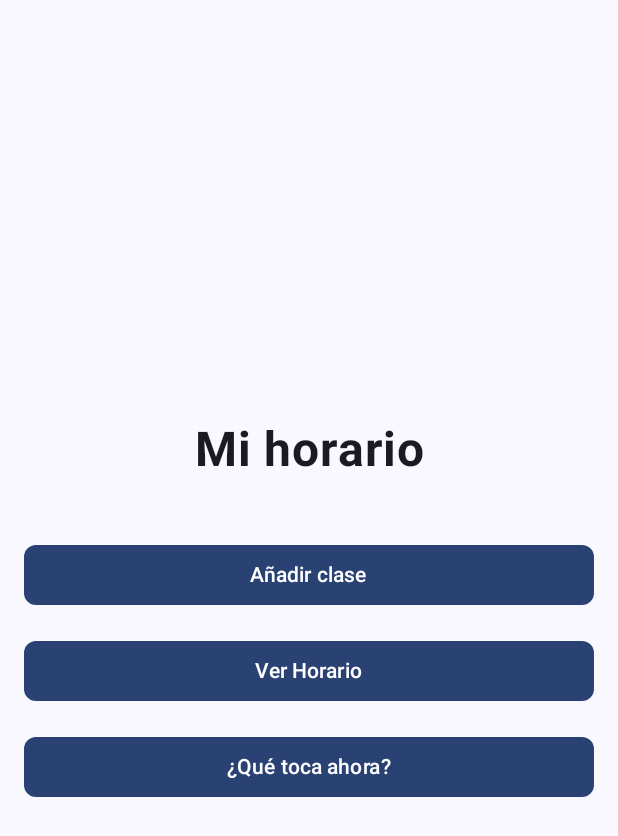
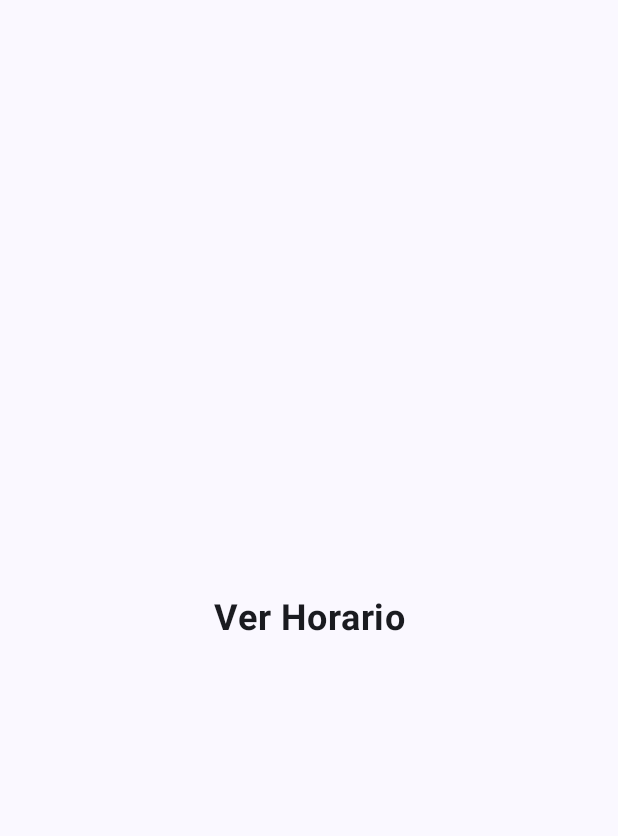
Before and after one commit to jacobgalactico/Prueba2.Ejercicio1, an Android app built with Jetpack Compose: the screen it shows after launch (MainActivity), after a tap on "Ver Horario", on a phone screen of 412 x 824 dp. Shown: the top 836 px of the screen. Run offline under Robolectric (Android 15) with nearby library versions, the phone set to English and light mode, and no system bars.

Commit message:
Navegación a otras páginas

```diff
--- a/app/src/main/java/com/example/prueba2ejercicio1/MainActivity.kt
+++ b/app/src/main/java/com/example/prueba2ejercicio1/MainActivity.kt
@@ -13,6 +13,10 @@ import androidx.compose.ui.text.font.FontWeight
 import androidx.compose.ui.text.style.TextAlign
 import androidx.compose.ui.unit.dp
 import androidx.compose.ui.unit.sp
+import androidx.navigation.NavHostController
+import androidx.navigation.compose.NavHost
+import androidx.navigation.compose.composable
+import androidx.navigation.compose.rememberNavController
 import com.example.prueba2ejercicio1.ui.theme.Prueba2Ejercicio1Theme
 
 class MainActivity : ComponentActivity() {
@@ -20,15 +24,28 @@ class MainActivity : ComponentActivity() {
         super.onCreate(savedInstanceState)
         setContent {
             Prueba2Ejercicio1Theme {
-                // Llamada al Composable principal
-                MainScreen()
+                val navController = rememberNavController()
+                AppNavHost(navController)
             }
         }
     }
 }
 
 @Composable
-fun MainScreen() {
+fun AppNavHost(navController: NavHostController) {
+    NavHost(
+        navController = navController,
+        startDestination = "main_screen"
+    ) {
+        composable("main_screen") { MainScreen(navController) }
+        composable("add_class") { AddClassScreen() }
+        composable("view_schedule") { ViewScheduleScreen() }
+        composable("current_task") { CurrentTaskScreen() }
+    }
+}
+
+@Composable
+fun MainScreen(navController: NavHostController) {
     Surface(
         modifier = Modifier.fillMaxSize(),
         color = MaterialTheme.colorScheme.background
@@ -40,7 +57,6 @@ fun MainScreen() {
             horizontalAlignment = Alignment.CenterHorizontally,
             verticalArrangement = Arrangement.Center
         ) {
-            // Título
             Text(
                 text = "Mi horario",
                 fontSize = 32.sp,
@@ -49,9 +65,8 @@ fun MainScreen() {
                 modifier = Modifier.padding(bottom = 32.dp)
             )
 
-            // Botón "Añadir clase"
             Button(
-                onClick = { /* Acción para añadir clase */ },
+                onClick = { navController.navigate("add_class") },
                 modifier = Modifier
                     .fillMaxWidth()
                     .padding(vertical = 8.dp),
@@ -60,9 +75,8 @@ fun MainScreen() {
                 Text(text = "Añadir clase")
             }
 
-            // Botón "Ver Horario"
             Button(
-                onClick = { /* Acción para ver horario */ },
+                onClick = { navController.navigate("view_schedule") },
                 modifier = Modifier
                     .fillMaxWidth()
                     .padding(vertical = 8.dp),
@@ -71,9 +85,8 @@ fun MainScreen() {
                 Text(text = "Ver Horario")
             }
 
-            // Botón "¿Qué toca ahora?"
             Button(
-                onClick = { /* Acción para mostrar qué toca ahora */ },
+                onClick = { navController.navigate("current_task") },
                 modifier = Modifier
                     .fillMaxWidth()
                     .padding(vertical = 8.dp),
@@ -84,3 +97,57 @@ fun MainScreen() {
         }
     }
 }
+
+@Composable
+fun AddClassScreen() {
+    Surface(
+        modifier = Modifier.fillMaxSize(),
+        color = MaterialTheme.colorScheme.background
+    ) {
+        Text(
+            text = "Añadir Clase",
+            fontSize = 24.sp,
+            fontWeight = FontWeight.Bold,
+            textAlign = TextAlign.Center,
+            modifier = Modifier
+                .fillMaxSize()
+                .wrapContentSize(Alignment.Center)
+        )
+    }
+}
+
+@Composable
+fun ViewScheduleScreen() {
+    Surface(
+        modifier = Modifier.fillMaxSize(),
+        color = MaterialTheme.colorScheme.background
+    ) {
+        Text(
+            text = "Ver Horario",
+            fontSize = 24.sp,
+            fontWeight = FontWeight.Bold,
+            textAlign = TextAlign.Center,
+            modifier = Modifier
+                .fillMaxSize()
+                .wrapContentSize(Alignment.Center)
+        )
+    }
+}
+
+@Composable
+fun CurrentTaskScreen() {
+    Surface(
+        modifier = Modifier.fillMaxSize(),
+        color = MaterialTheme.colorScheme.background
+    ) {
+        Text(
+            text = "¿Qué toca ahora?",
+            fontSize = 24.sp,
+            fontWeight = FontWeight.Bold,
+            textAlign = TextAlign.Center,
+            modifier = Modifier
+                .fillMaxSize()
+                .wrapContentSize(Alignment.Center)
+        )
+    }
+}
```
